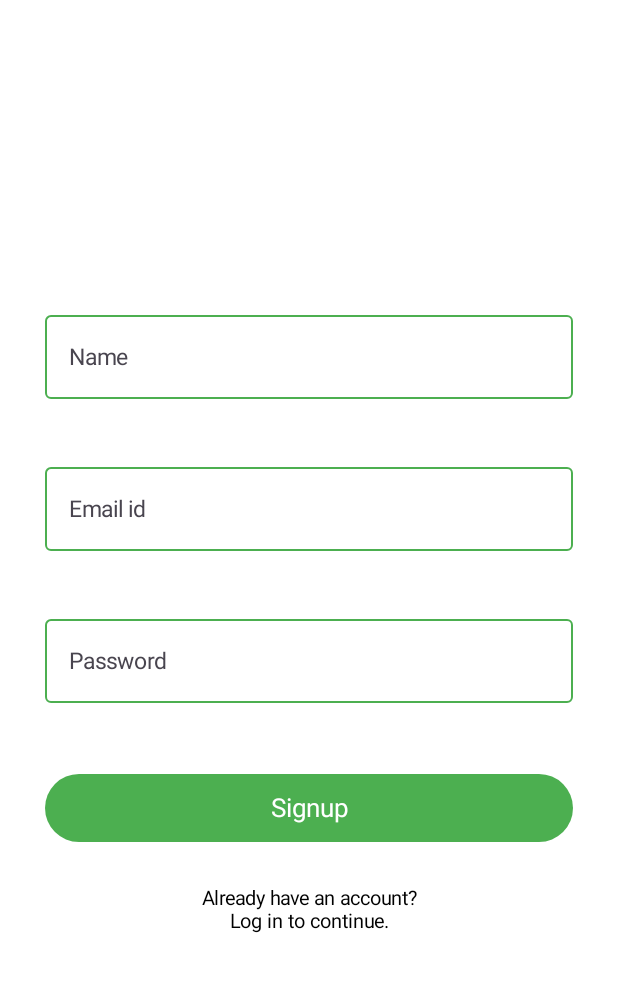
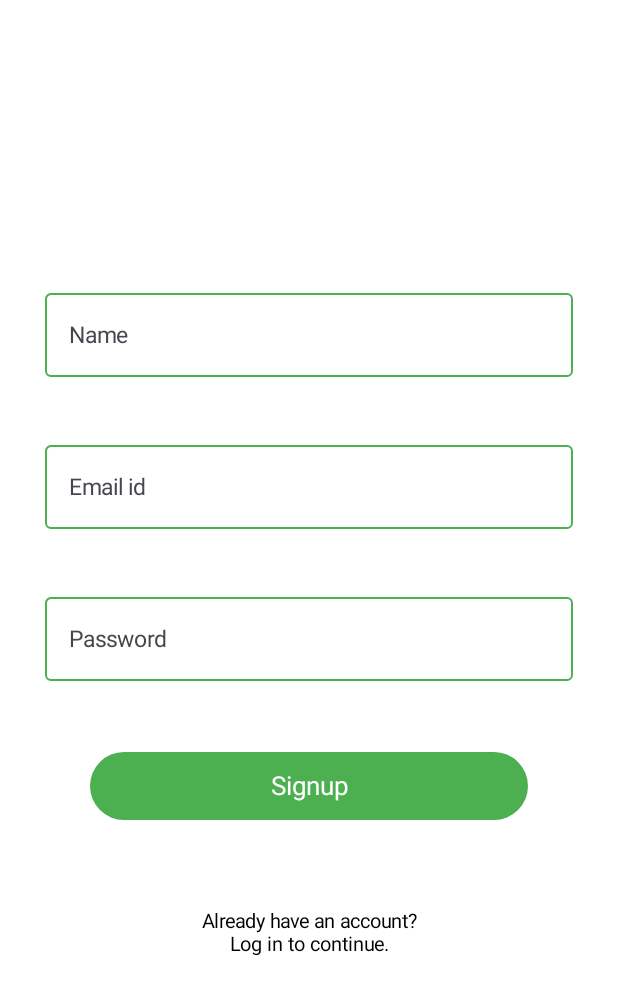
Before and after one commit to saurabhpra03/simple_invoice, an Android app built with Jetpack Compose: the screen it shows after launch (AuthActivity), after a tap on an icon or button, on a phone screen of 412 x 824 dp. Shown: the top 995 px of the screen. Run offline under Robolectric (Android 15) with nearby library versions, the phone set to English and light mode, and no system bars; our stand-ins replace Dagger/Hilt's generated code.

Commit message:
Dimen file added and removed unnecessary files

```diff
--- a/app/src/main/java/com/simple/invoice/common/AppButton.kt
+++ b/app/src/main/java/com/simple/invoice/common/AppButton.kt
@@ -1,31 +1,23 @@
 package com.simple.invoice.common
 
-import androidx.compose.foundation.layout.fillMaxWidth
-import androidx.compose.foundation.layout.height
 import androidx.compose.material3.Button
-import androidx.compose.material3.ButtonDefaults
 import androidx.compose.material3.Text
 import androidx.compose.runtime.Composable
 import androidx.compose.ui.Modifier
 import androidx.compose.ui.text.TextStyle
 import androidx.compose.ui.text.font.FontStyle
 import androidx.compose.ui.text.font.FontWeight
-import androidx.compose.ui.unit.dp
 import androidx.compose.ui.unit.sp
-import com.simple.invoice.ui.theme.Green
-import com.simple.invoice.ui.theme.White
 
 @Composable
 fun AppButton(
+    modifier: Modifier,
     txt: String,
     onClick: () -> Unit
 ) {
     Button(
-        modifier = Modifier
-            .fillMaxWidth()
-            .height(45.dp),
-        onClick = onClick
-    ) {
+        modifier = modifier,
+        onClick = onClick) {
 
         Text(
             text = txt,
--- a/app/src/main/java/com/simple/invoice/common/AppField.kt
+++ b/app/src/main/java/com/simple/invoice/common/AppField.kt
@@ -1,10 +1,7 @@
 package com.simple.invoice.common
 
 import androidx.compose.foundation.layout.Column
-import androidx.compose.foundation.layout.fillMaxWidth
-import androidx.compose.foundation.layout.height
 import androidx.compose.foundation.layout.padding
-import androidx.compose.foundation.layout.wrapContentHeight
 import androidx.compose.foundation.text.KeyboardOptions
 import androidx.compose.material.icons.Icons
 import androidx.compose.material.icons.filled.Visibility
@@ -27,14 +24,12 @@ import androidx.compose.ui.text.input.ImeAction
 import androidx.compose.ui.text.input.KeyboardType
 import androidx.compose.ui.text.input.PasswordVisualTransformation
 import androidx.compose.ui.text.input.VisualTransformation
-import androidx.compose.ui.unit.dp
-import androidx.compose.ui.unit.sp
-import com.simple.invoice.ui.theme.Black
+import com.simple.invoice.ui.theme.Dimen
 import com.simple.invoice.ui.theme.Green
-import com.simple.invoice.ui.theme.Red
 
 @Composable
 fun AppField(
+    modifier: Modifier,
     value: String,
     onValueChange: (String) -> Unit,
     hint: String,
@@ -50,16 +45,14 @@ fun AppField(
     Column {
 
         OutlinedTextField(
-            modifier = Modifier
-                .fillMaxWidth()
-                .wrapContentHeight(),
+            modifier = modifier,
             value = value,
             onValueChange = onValueChange,
             label = {
                 Text(
                     text = hint,
                     style = TextStyle(
-                        fontSize = 15.sp,
+                        fontSize = Dimen.fieldTxtSize,
                         fontStyle = FontStyle.Normal,
                         fontWeight = FontWeight.Normal
                     )
@@ -88,7 +81,7 @@ fun AppField(
             },
             maxLines = 1,
             textStyle = TextStyle(
-                fontSize = 15.sp,
+                fontSize = Dimen.fieldTxtSize,
                 fontStyle = FontStyle.Normal,
                 fontWeight = FontWeight.Normal
             )
@@ -97,10 +90,10 @@ fun AppField(
 
         Text(
             modifier = Modifier
-                .padding(top = 3.dp),
+                .padding(top = Dimen.dimen3),
             text = errorMsg,
             style = TextStyle(
-                fontSize = 12.sp,
+                fontSize = Dimen.errorTxtSize,
                 fontStyle = FontStyle.Normal,
                 fontWeight = FontWeight.Normal,
                 color = MaterialTheme.colorScheme.error
--- a/app/src/main/java/com/simple/invoice/common/ButtonSpace.kt
+++ /dev/null
@@ -1,10 +0,0 @@
-package com.simple.invoice.common
-
-import androidx.compose.foundation.layout.Spacer
-import androidx.compose.foundation.layout.height
-import androidx.compose.runtime.Composable
-import androidx.compose.ui.Modifier
-import androidx.compose.ui.unit.dp
-
-@Composable
-fun ButtonSpace() = Spacer(modifier = Modifier.height(30.dp))
--- a/app/src/main/java/com/simple/invoice/common/FieldSpace.kt
+++ /dev/null
@@ -1,10 +0,0 @@
-package com.simple.invoice.common
-
-import androidx.compose.foundation.layout.Spacer
-import androidx.compose.foundation.layout.height
-import androidx.compose.runtime.Composable
-import androidx.compose.ui.Modifier
-import androidx.compose.ui.unit.dp
-
-@Composable
-fun FieldSpace() = Spacer(modifier = Modifier.height(20.dp))
--- /dev/null
+++ b/app/src/main/java/com/simple/invoice/ui/theme/Dimen.kt
@@ -0,0 +1,27 @@
+package com.simple.invoice.ui.theme
+
+import androidx.compose.ui.unit.Dp
+import androidx.compose.ui.unit.TextUnit
+import androidx.compose.ui.unit.dp
+import androidx.compose.ui.unit.sp
+
+object Dimen {
+    val dimen3: Dp = 3.dp
+    val dimen45: Dp = 45.dp
+    val dimen20: Dp = 20.dp
+    val dimen30: Dp = 30.dp
+
+    val buttonHeight: Dp = dimen45
+
+
+
+
+    // TextUnit
+
+    val txt12: TextUnit = 12.sp
+    val txt13: TextUnit = 13.sp
+    val txt15: TextUnit = 15.sp
+
+    val fieldTxtSize = txt15
+    val errorTxtSize = txt12
+}
--- a/app/src/main/java/com/simple/invoice/ui/view/auth/Login.kt
+++ b/app/src/main/java/com/simple/invoice/ui/view/auth/Login.kt
@@ -3,9 +3,11 @@ package com.simple.invoice.ui.view.auth
 import androidx.compose.foundation.clickable
 import androidx.compose.foundation.layout.Arrangement
 import androidx.compose.foundation.layout.Column
-import androidx.compose.foundation.layout.Spacer
 import androidx.compose.foundation.layout.fillMaxSize
+import androidx.compose.foundation.layout.fillMaxWidth
 import androidx.compose.foundation.layout.height
+import androidx.compose.foundation.layout.padding
+import androidx.compose.foundation.layout.wrapContentHeight
 import androidx.compose.material3.Text
 import androidx.compose.runtime.Composable
 import androidx.compose.runtime.getValue
@@ -23,16 +25,13 @@ import androidx.compose.ui.text.input.ImeAction
 import androidx.compose.ui.text.input.KeyboardType
 import androidx.compose.ui.text.style.TextAlign
 import androidx.compose.ui.tooling.preview.Preview
-import androidx.compose.ui.unit.dp
-import androidx.compose.ui.unit.sp
 import androidx.navigation.NavController
 import androidx.navigation.compose.rememberNavController
 import com.simple.invoice.R
 import com.simple.invoice.common.AppButton
 import com.simple.invoice.common.AppField
-import com.simple.invoice.common.ButtonSpace
-import com.simple.invoice.common.FieldSpace
 import com.simple.invoice.ui.theme.Black
+import com.simple.invoice.ui.theme.Dimen
 import com.simple.invoice.ui.utils.Screens
 import com.simple.invoice.utils.Constants
 import com.simple.invoice.utils.Validator
@@ -68,6 +67,9 @@ fun LoginScreen(navController: NavController) {
 
 
         AppField(
+            modifier = Modifier
+                .fillMaxWidth()
+                .wrapContentHeight(),
             value = emailId,
             onValueChange = emailIdUpdate,
             hint = stringResource(id = R.string.email_id),
@@ -76,9 +78,11 @@ fun LoginScreen(navController: NavController) {
             keyboardType = KeyboardType.Email
         )
 
-        FieldSpace()
-
         AppField(
+            modifier = Modifier
+                .padding(top = Dimen.dimen20)
+                .fillMaxWidth()
+                .wrapContentHeight(),
             value = password,
             onValueChange = passwordUpdate,
             hint = stringResource(id = R.string.password),
@@ -89,16 +93,19 @@ fun LoginScreen(navController: NavController) {
             isPassword = true
         )
 
-        ButtonSpace()
-
-        AppButton(txt = stringResource(id = R.string.login)) {
+        AppButton(
+            modifier = Modifier
+                .padding(top = Dimen.dimen30)
+                .fillMaxWidth()
+                .height(Dimen.buttonHeight),
+            txt = stringResource(id = R.string.login)
+        ) {
 
         }
 
-        Spacer(modifier = Modifier.height(30.dp))
-
         Text(
             modifier = Modifier
+                .padding(top = Dimen.dimen30)
                 .clickable {
                     Constants.finishAndGotoNextScreen(
                         navController = navController,
@@ -107,7 +114,7 @@ fun LoginScreen(navController: NavController) {
                 },
             text = stringResource(id = R.string.no_account_sign_up),
             style = TextStyle(
-                fontSize = 13.sp,
+                fontSize = Dimen.txt13,
                 fontStyle = FontStyle.Normal,
                 fontWeight = FontWeight.Normal,
                 color = Black
--- a/app/src/main/java/com/simple/invoice/ui/view/auth/Signup.kt
+++ b/app/src/main/java/com/simple/invoice/ui/view/auth/Signup.kt
@@ -3,9 +3,11 @@ package com.simple.invoice.ui.view.auth
 import androidx.compose.foundation.clickable
 import androidx.compose.foundation.layout.Arrangement
 import androidx.compose.foundation.layout.Column
-import androidx.compose.foundation.layout.Spacer
 import androidx.compose.foundation.layout.fillMaxSize
+import androidx.compose.foundation.layout.fillMaxWidth
 import androidx.compose.foundation.layout.height
+import androidx.compose.foundation.layout.padding
+import androidx.compose.foundation.layout.wrapContentHeight
 import androidx.compose.material3.Text
 import androidx.compose.runtime.Composable
 import androidx.compose.runtime.getValue
@@ -23,16 +25,13 @@ import androidx.compose.ui.text.input.ImeAction
 import androidx.compose.ui.text.input.KeyboardType
 import androidx.compose.ui.text.style.TextAlign
 import androidx.compose.ui.tooling.preview.Preview
-import androidx.compose.ui.unit.dp
-import androidx.compose.ui.unit.sp
 import androidx.navigation.NavController
 import androidx.navigation.compose.rememberNavController
 import com.simple.invoice.R
 import com.simple.invoice.common.AppButton
 import com.simple.invoice.common.AppField
-import com.simple.invoice.common.ButtonSpace
-import com.simple.invoice.common.FieldSpace
 import com.simple.invoice.ui.theme.Black
+import com.simple.invoice.ui.theme.Dimen
 import com.simple.invoice.ui.utils.Screens
 import com.simple.invoice.utils.Constants
 import com.simple.invoice.utils.Validator
@@ -80,6 +79,9 @@ fun SignupScreen(navController: NavController) {
     ) {
 
         AppField(
+            modifier = Modifier
+                .fillMaxWidth()
+                .wrapContentHeight(),
             value = name,
             onValueChange = nameUpdate,
             hint = stringResource(id = R.string.name),
@@ -88,9 +90,11 @@ fun SignupScreen(navController: NavController) {
             keyboardType = KeyboardType.Text
         )
 
-        FieldSpace()
-
         AppField(
+            modifier = Modifier
+                .padding(top = Dimen.dimen20)
+                .fillMaxWidth()
+                .wrapContentHeight(),
             value = emailId,
             onValueChange = emailIdUpdate,
             hint = stringResource(id = R.string.email_id),
@@ -99,9 +103,11 @@ fun SignupScreen(navController: NavController) {
             keyboardType = KeyboardType.Email
         )
 
-        FieldSpace()
-
         AppField(
+            modifier = Modifier
+                .padding(top = Dimen.dimen20)
+                .fillMaxWidth()
+                .wrapContentHeight(),
             value = password,
             onValueChange = passwordUpdate,
             hint = stringResource(id = R.string.password),
@@ -112,16 +118,18 @@ fun SignupScreen(navController: NavController) {
             imeAction = ImeAction.Done
         )
 
-        ButtonSpace()
-
-        AppButton(txt = stringResource(id = R.string.sign_up)) {
+        AppButton(
+            modifier = Modifier
+                .padding(Dimen.dimen30)
+                .fillMaxWidth()
+                .height(Dimen.buttonHeight),
+            txt = stringResource(id = R.string.sign_up)) {
 
         }
 
-        Spacer(modifier = Modifier.height(30.dp))
-
         Text(
             modifier = Modifier
+                .padding(top = Dimen.dimen30)
                 .clickable {
                     Constants.finishAndGotoNextScreen(
                         navController = navController,
@@ -130,7 +138,7 @@ fun SignupScreen(navController: NavController) {
                 },
             text = stringResource(id = R.string.already_account_login),
             style = TextStyle(
-                fontSize = 13.sp,
+                fontSize = Dimen.txt13,
                 fontStyle = FontStyle.Normal,
                 fontWeight = FontWeight.Normal,
                 color = Black
```
